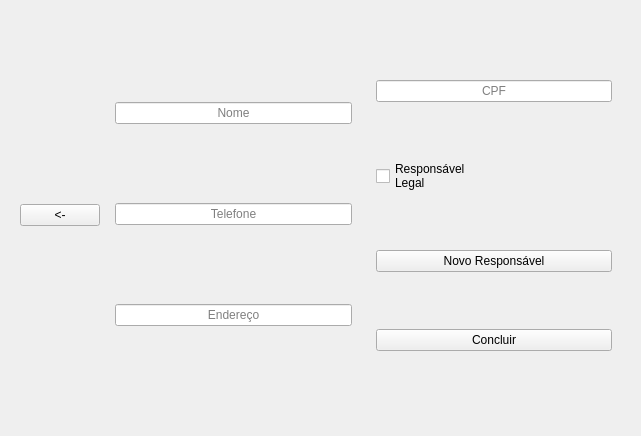
Above: App/view/ui/registerParent.ui from Senac-SOR-ADS/Gerenciamento-Escolar before the change. Below: the same form after it.
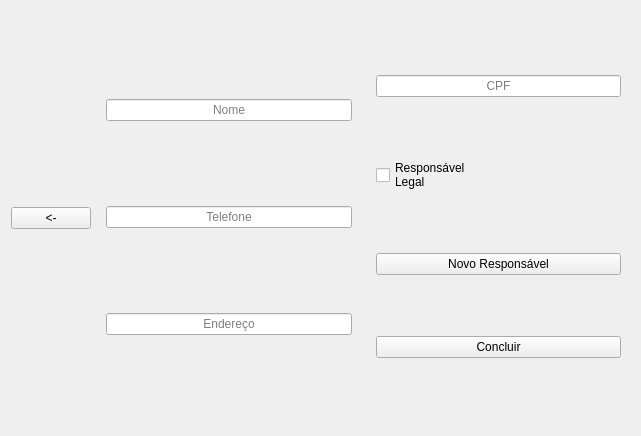
That is the form after the change.

Commit message:
feat: telas com layout
telas atualizadas com layout e tela ocorrências refeita

```diff
--- a/App/view/ui/registerParent.ui
+++ b/App/view/ui/registerParent.ui
@@ -13,15 +13,8 @@
   <property name="windowTitle">
    <string>Form</string>
   </property>
-  <widget class="QWidget" name="">
-   <property name="geometry">
-    <rect>
-     <x>20</x>
-     <y>20</y>
-     <width>601</width>
-     <height>391</height>
-    </rect>
-   </property>
+  <layout class="QVBoxLayout" name="verticalLayout_3">
+   <item>
    <layout class="QHBoxLayout" name="horizontalLayout">
     <item>
      <widget class="QPushButton" name="pushButton_3">
@@ -114,7 +107,8 @@
      </widget>
     </item>
    </layout>
-  </widget>
+   </item>
+  </layout>
  </widget>
  <resources/>
  <connections/>
```
Lines whose indentation alone changed are shown as unchanged. The commit also changes 2 other files.
